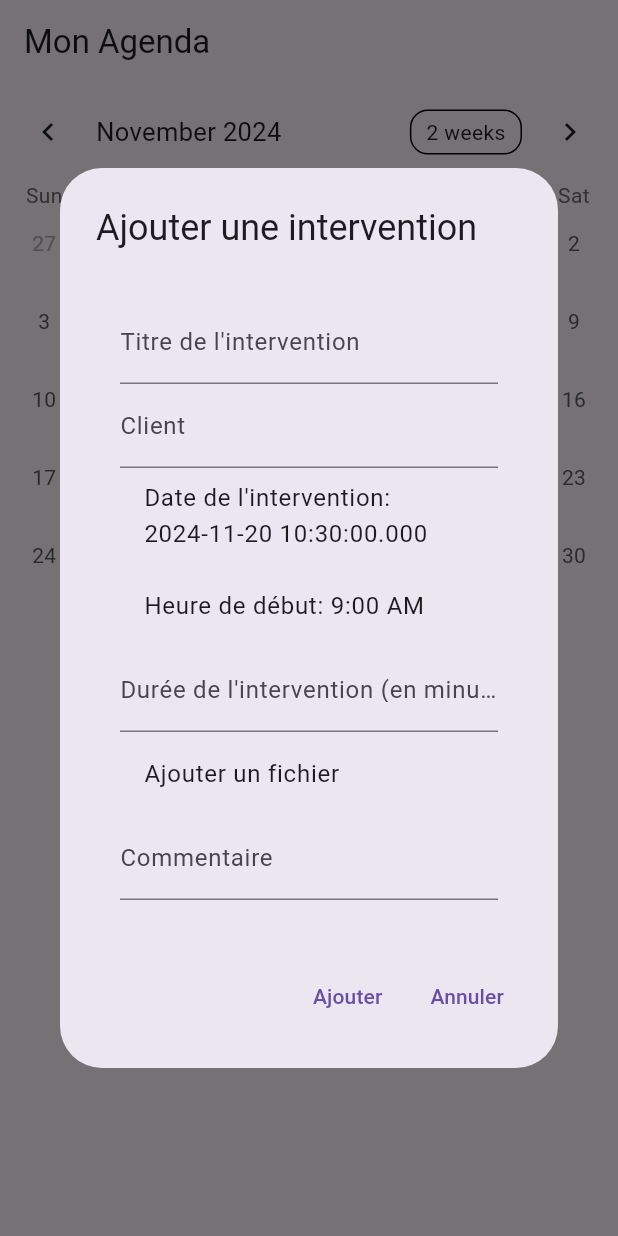
After one commit to KCBento/techplan, a Flutter app: the AgendaPage screen opened directly, after a tap on "Ajouter une intervention", on a phone screen of 412 x 824 dp. The commit adds this screen. Run offline on Flutter 3.47's test engine with Material 3 defaults, Android fonts, the phone set to English and light mode, and no system bars; drawn by our look-alikes of table_calendar; our stand-ins replace file_picker, signature, sqflite; accounts and stored records are empty.

Commit message:
Liaison bd appli

```diff
--- /dev/null
+++ b/projet_appli/lib/agenda_app.dart
@@ -0,0 +1,425 @@
+import 'package:flutter/material.dart';
+import 'package:table_calendar/table_calendar.dart';
+import 'package:file_picker/file_picker.dart';
+import 'package:signature/signature.dart'; // Import du package pour la signature électronique
+import '../database.dart';
+
+class AgendaApp extends StatelessWidget {
+  @override
+  Widget build(BuildContext context) {
+    return MaterialApp(
+      title: 'Agenda',
+      theme: ThemeData(
+        primarySwatch: Colors.blue,
+      ),
+      home: AgendaPage(),
+    );
+  }
+}
+
+class AgendaPage extends StatefulWidget {
+  @override
+  _AgendaPageState createState() => _AgendaPageState();
+}
+
+class _AgendaPageState extends State<AgendaPage> {
+  late DateTime _selectedDay;
+  late Map<DateTime, List<Intervention>> _interventions;
+
+
+  @override
+  void initState() {
+    super.initState();
+    _selectedDay = DateTime.now();
+    _interventions = {};
+    _loadInterventionsForTechnician();
+  }
+
+  Future<void> _loadInterventionsForTechnician() async {
+    int technicianId = await DatabaseHelper().getTechnicianId();
+    List<Intervention> interventions = await DatabaseHelper().fetchInterventionsForTechnician(technicianId);
+
+    setState(() {
+      _interventions.clear();
+      for (var intervention in interventions) {
+        DateTime date = DateTime(intervention.debut.year, intervention.debut.month, intervention.debut.day);
+        if (!_interventions.containsKey(date)) {
+          _interventions[date] = [];
+        }
+        _interventions[date]!.add(intervention);
+      }
+    });
+  }
+
+  @override
+  Widget build(BuildContext context) {
+    return Scaffold(
+      appBar: AppBar(
+        title: Text('Mon Agenda'),
+      ),
+      body: SingleChildScrollView(
+        child: Column(
+          children: [
+            TableCalendar<Intervention>(
+              firstDay: DateTime.now().subtract(Duration(days: 365)),
+              lastDay: DateTime.now().add(Duration(days: 365)),
+              focusedDay: _selectedDay,
+              selectedDayPredicate: (day) => isSameDay(day, _selectedDay),
+              onDaySelected: (selectedDay, focusedDay) {
+                setState(() {
+                  _selectedDay = selectedDay;
+                });
+              },
+              eventLoader: (day) {
+                final DateTime normalizedDay = DateTime(day.year, day.month, day.day);
+                return _interventions[normalizedDay] ?? [];
+              },
+            ),
+            const SizedBox(height: 8.0),
+            ElevatedButton(
+              onPressed: () => _showAddInterventionDialog(context),
+              child: Text('Ajouter une intervention'),
+            ),
+            SizedBox(
+              height: MediaQuery.of(context).size.height - 400, // Ajustez selon vos besoins
+              child: _buildInterventionList(),
+            ),
+          ],
+        ),
+      ),
+    );
+  }
+
+  Widget _buildInterventionList() {
+    final normalizedSelectedDay = DateTime(_selectedDay.year, _selectedDay.month, _selectedDay.day,);
+    final interventionsForSelectedDay = _interventions[normalizedSelectedDay] ?? [];
+    return ListView.builder(
+      itemCount: interventionsForSelectedDay.length,
+      itemBuilder: (context, index) {
+        final intervention = interventionsForSelectedDay[index];
+        return ListTile(
+          title: Text(intervention.titre),
+          subtitle: Text(
+              'Client: ${intervention.client} - Statut: ${intervention.statut}\n'
+                  'De ${intervention.debut.hour}:${intervention.debut.minute.toString().padLeft(2, '0')} '
+                  'à ${intervention.fin.hour}:${intervention.fin.minute.toString().padLeft(2, '0')}'),
+          trailing: Row(
+            mainAxisSize: MainAxisSize.min,
+            children: [
+              IconButton(
+                icon: Icon(Icons.edit),
+                onPressed: () => _showEditInterventionDialog(context, intervention),
+              ),
+              IconButton(
+                icon: Icon(Icons.delete),
+                onPressed: () => _removeIntervention(intervention),
+              ),
+              IconButton(
+                icon: Icon(Icons.check),
+                onPressed: () => _showSignatureDialog(context, intervention),
+              ),
+            ],
+          ),
+        );
+      },
+    );
+  }
+
+  void _showAddInterventionDialog(BuildContext context) {
+    final titleController = TextEditingController();
+    final clientController = TextEditingController();
+    DateTime selectedDate = _selectedDay;
+    TimeOfDay selectedStartTime = TimeOfDay(hour: 9, minute: 0);
+    Duration selectedDuration = Duration(hours: 1);
+    String? selectedFilePath;
+    String comment = '';
+
+    showDialog(
+      context: context,
+      builder: (context) {
+        return AlertDialog(
+          title: Text('Ajouter une intervention'),
+          content: SingleChildScrollView(
+            child: Padding (
+              padding: const EdgeInsets.all(16.0),
+              child : Column(
+                mainAxisSize: MainAxisSize.min,
+                children: [
+                  TextField(
+                    controller: titleController,
+                    decoration: InputDecoration(labelText: 'Titre de l\'intervention'),
+                  ),
+                  TextField(
+                    controller: clientController,
+                    decoration: InputDecoration(labelText: 'Client'),
+                  ),
+                  ListTile(
+                    title: Text('Date de l\'intervention: ${selectedDate.toLocal()}'),
+                    onTap: () {},
+                  ),
+                  ListTile(
+                    title: Text('Heure de début: ${selectedStartTime.format(context)}'),
+                    onTap: () async {
+                      final timePicked = await showTimePicker(
+                        context: context,
+                        initialTime: selectedStartTime,
+                      );
+                      if (timePicked != null) {
+                        setState(() {
+                          selectedStartTime = timePicked;
+                        });
+                      }
+                    },
+                  ),
+                  TextField(
+                    keyboardType: TextInputType.number,
+                    decoration: const InputDecoration(
+                      labelText: 'Durée de l\'intervention (en minutes)',
+                    ),
+                    onChanged: (value) {
+                      if (value.isNotEmpty) {
+                        selectedDuration = Duration(minutes: int.tryParse(value) ?? 60);
+                      }
+                    },
+                  ),
+                  ListTile(
+                    title: Text('Ajouter un fichier'),
+                    onTap: () async {
+                      FilePickerResult? result = await FilePicker.platform.pickFiles();
+                      if (result != null) {
+                        setState(() {
+                          selectedFilePath = result.files.single.path;
+                        });
+                      }
+                    },
+                  ),
+                  TextField(
+                    onChanged: (value) {
+                      comment = value;
+                    },
+                    decoration: InputDecoration(labelText: 'Commentaire'),
+                  ),
+                ],
+              ),
+            ),
+          ),
+          actions: [
+            TextButton(
+              onPressed: () {
+                final title = titleController.text;
+                final client = clientController.text;
+                if (title.isNotEmpty && client.isNotEmpty) {
+                  final startDateTime = DateTime(selectedDate.year, selectedDate.month, selectedDate.day, selectedStartTime.hour, selectedStartTime.minute);
+                  final endDateTime = startDateTime.add(selectedDuration);
+                  _addIntervention(Intervention(
+                    titre: title,
+                    client: client,
+                    statut: 'En attente',
+                    debut: startDateTime,
+                    fin: endDateTime,
+                    commentaire: comment,
+                    fichierPath: selectedFilePath,
+                  ));
+                  Navigator.of(context).pop();
+                }
+              },
+              child: Text('Ajouter'),
+            ),
+            TextButton(
+              onPressed: () => Navigator.of(context).pop(),
+              child: Text('Annuler'),
+            ),
+          ],
+        );
+      },
+    );
+  }
+
+  void _addIntervention(Intervention intervention) {
+    setState(() {
+      if (_interventions[_selectedDay] == null) {
+        _interventions[_selectedDay] = [];
+      }
+      _interventions[_selectedDay]!.add(intervention);
+    });
+
+  }
+
+  void _removeIntervention(Intervention intervention) {
+    setState(() {
+      _interventions[_selectedDay]?.remove(intervention);
+    });
+  }
+
+  void _showEditInterventionDialog(BuildContext context, Intervention intervention) {
+    final titleController = TextEditingController(text: intervention.titre);
+    final clientController = TextEditingController(text: intervention.client);
+    final statusController = TextEditingController(text: intervention.statut);
+    final durationController = TextEditingController(text: (intervention.fin.difference(intervention.debut).inMinutes).toString());
+    final commentController = TextEditingController(text: intervention.commentaire);
+    TimeOfDay selectedStartTime = TimeOfDay.fromDateTime(intervention.debut);
+
+    showDialog(
+      context: context,
+      builder: (context) {
+        return AlertDialog(
+          title: Text('Modifier l\'intervention'),
+          content: SingleChildScrollView(
+            child: Column(
+              mainAxisSize: MainAxisSize.min,
+              children: [
+                TextField(
+                  controller: titleController,
+                  decoration: InputDecoration(labelText: 'Titre de l\'intervention'),
+                ),
+                TextField(
+                  controller: clientController,
+                  decoration: InputDecoration(labelText: 'Client'),
+                ),
+                TextField(
+                  controller: statusController,
+                  decoration: InputDecoration(labelText: 'Statut'),
+                ),
+                TextField(
+                  controller: durationController,
+                  decoration: InputDecoration(labelText: 'Durée (en minutes)'),
+                  keyboardType: TextInputType.number,
+                ),
+                ListTile(
+                  title: Text('Heure de début: ${selectedStartTime.format(context)}'),
+                  onTap: () async {
+                    final timePicked = await showTimePicker(
+                      context: context,
+                      initialTime: selectedStartTime,
+                    );
+                    if (timePicked != null) {
+                      setState(() {
+                        selectedStartTime = timePicked;
+                      });
+                    }
+                  },
+                ),
+                TextField(
+                  controller: commentController,
+                  decoration: InputDecoration(labelText: 'Commentaire'),
+                ),
+              ],
+            ),
+          ),
+          actions: [
+            TextButton(
+              onPressed: () {
+                final title = titleController.text;
+                final client = clientController.text;
+                final status = statusController.text;
+                final duration = int.tryParse(durationController.text) ?? 60;
+                final comment = commentController.text;
+                final updatedIntervention = Intervention(
+                  titre: title,
+                  client: client,
+                  statut: status,
+                  debut: DateTime(intervention.debut.year, intervention.debut.month, intervention.debut.day, selectedStartTime.hour, selectedStartTime.minute),
+                  fin: DateTime(intervention.debut.year, intervention.debut.month, intervention.debut.day, selectedStartTime.hour, selectedStartTime.minute).add(Duration(minutes: duration)),
+                  commentaire: comment,
+                  fichierPath: intervention.fichierPath,
+                );
+
+                setState(() {
+                  _interventions[_selectedDay]?.remove(intervention);
+                  _interventions[_selectedDay]?.add(updatedIntervention);
+                });
+                Navigator.of(context).pop();
+                },
+                child: Text('Sauvegarder'),
+              ),
+              TextButton(
+                onPressed: () => Navigator.of(context).pop(),
+                child: Text('Annuler'),
+              ),
+          ],
+        );
+      },
+    );
+  }
+
+  void _showSignatureDialog(BuildContext context, Intervention intervention) {
+    final SignatureController _signatureController = SignatureController(
+      penStrokeWidth: 2,
+      penColor: Colors.black,
+      exportBackgroundColor: Colors.white,
+    );
+
+    showDialog(
+      context: context,
+      builder: (context) {
+        return AlertDialog(
+          title: Text('Signature de l\'intervention'),
+          content: Column(
+            mainAxisSize: MainAxisSize.min,
+            children: [
+              Container(
+                height: 200,
+                width: 300,
+                color: Colors.grey[300],
+                child: Signature(
+                  controller: _signatureController,
+                  backgroundColor: Colors.white,
+                ),
+              ),
+              TextButton(
+                onPressed: () {
+                  _signatureController.clear();
+                },
+                child: Text('Effacer la signature'),
+              ),
+            ],
+          ),
+          actions: [
+            TextButton(
+              onPressed: () async {
+                if (_signatureController.isNotEmpty) {
+                  final signature = await _signatureController.toPngBytes();
+                  if (signature != null) {
+                    setState(() {
+                      intervention.statut = 'Terminée';
+                    });
+                  }
+                  Navigator.of(context).pop();
+                } else {
+                  ScaffoldMessenger.of(context).showSnackBar(
+                    SnackBar(content: Text('Veuillez signer avant de terminer')),
+                  );
+                }
+              },
+              child: Text('Confirmer la signature'),
+            ),
+            TextButton(
+              onPressed: () => Navigator.of(context).pop(),
+              child: Text('Annuler'),
+            ),
+          ],
+        );
+      },
+    );
+  }
+}
+
+class Intervention {
+  final String titre;
+  final String client;
+  String statut;
+  final DateTime debut;
+  final DateTime fin;
+  final String commentaire;
+  final String? fichierPath;
+
+  Intervention({
+    required this.titre,
+    required this.client,
+    required this.statut,
+    required this.debut,
+    required this.fin,
+    required this.commentaire,
+    this.fichierPath,
+  });
+}
--- a/projet_appli/lib/database.dart
+++ b/projet_appli/lib/database.dart
@@ -1,5 +1,7 @@
 import 'package:path/path.dart';
 import 'package:sqflite/sqflite.dart';
+
+import 'agenda_app.dart';
 
 class DatabaseHelper {
   static final DatabaseHelper _instance = DatabaseHelper._internal();
@@ -35,13 +37,6 @@ class DatabaseHelper {
     ''');
 
     await db.execute('''
-      CREATE TABLE Signature (
-        id_Signature INTEGER PRIMARY KEY,
-        date_Signature TEXT
-      );
-    ''');
-
-    await db.execute('''
       CREATE TABLE Agenda (
         id_Agenda INTEGER PRIMARY KEY
       );
@@ -52,11 +47,10 @@ class DatabaseHelper {
         id_Technicien INTEGER PRIMARY KEY,
         Nom TEXT,
         Prenom TEXT,
+        estConnecte INTEGER DEFAULT 0,
         id_Connexion INTEGER,
-        id_Signature INTEGER,
         id_Agenda INTEGER,
         FOREIGN KEY(id_Connexion) REFERENCES Connexion(id_Connexion),
-        FOREIGN KEY(id_Signature) REFERENCES Signature(id_Signature),
         FOREIGN KEY(id_Agenda) REFERENCES Agenda(id_Agenda)
       );
     ''');
@@ -72,7 +66,6 @@ class DatabaseHelper {
       CREATE TABLE Fichier (
         id_Fichier INTEGER PRIMARY KEY,
         Lien TEXT,
-        Type_Fichier TEXT
       );
     ''');
 
@@ -80,14 +73,13 @@ class DatabaseHelper {
       CREATE TABLE Intervention (
         id_Intervention INTEGER PRIMARY KEY,
         Titre TEXT,
-        Date TEXT,
+        Date Date,
         Heure TEXT,
         Statut TEXT,
         id_Description INTEGER,
-        id_Signature INTEGER,
         id_Fichier INTEGER,
+        Client VARCHAR(100),
         FOREIGN KEY(id_Description) REFERENCES Description(id_Description),
-        FOREIGN KEY(id_Signature) REFERENCES Signature(id_Signature),
         FOREIGN KEY(id_Fichier) REFERENCES Fichier(id_Fichier)
       );
     ''');
@@ -114,14 +106,6 @@ class DatabaseHelper {
              ('Lucas', 'admin');
     ''');
 
-    // Insertion des données dans Signature
-    await db.execute('''
-      INSERT INTO Signature (date_Signature)
-      VALUES ('2024-01-01'),
-             ('2024-02-01'),
-             ('2024-03-01');
-    ''');
-
     // Insertion des données dans Agenda
     await db.execute('''
       INSERT INTO Agenda (id_Agenda)
@@ -130,10 +114,10 @@ class DatabaseHelper {
 
     // Insertion des données dans Technicien
     await db.execute('''
-      INSERT INTO Technicien (Nom, Prenom, id_Connexion, id_Signature, id_Agenda)
-      VALUES ('Decrouy', 'Aristide', 1, 1, 1),
-             ('Ghlamallah', 'Bouzid', 2, 2, 2),
-             ('Bourguet', 'Lucas', 3, 3, 3);
+      INSERT INTO Technicien (Nom, Prenom, id_Connexion, id_Agenda)
+      VALUES ('Decrouy', 'Aristide', 1, 1),
+             ('Ghlamallah', 'Bouzid', 2, 2),
+             ('Bourguet', 'Lucas', 3, 3);
     ''');
 
     // Insertion des données dans Commentaire
@@ -144,10 +128,10 @@ class DatabaseHelper {
 
     // Insertion des données dans Intervention
     await db.execute('''
-      INSERT INTO Intervention (Titre, Date, Heure, Statut, id_Description, id_Signature, id_Fichier)
-      VALUES ('Intervention 1', '2024-05-01', '10:00', 'En cours', 1, 1, 1),
-             ('Intervention 2', '2024-06-01', '11:00', 'Terminé', 2, 2, 2),
-             ('Intervention 3', '2024-07-01', '09:00', 'En attente', 3, 3, 3);
+      INSERT INTO Intervention (Titre, Date, Heure, Statut, id_Description, id_Fichier, Client)
+      VALUES ('Intervention 1', '2024-11-01', '10:00', 'En cours', 1, 1, 'Paul'),
+             ('Intervention 2', '2024-06-01', '11:00', 'Terminé', 2, 2, 'Lorenzo'),
+             ('Intervention 3', '2024-07-01', '09:00', 'En attente', 3, 3, 'Valentin');
     ''');
 
     // Insertion des données dans Contenir
@@ -161,7 +145,7 @@ class DatabaseHelper {
 
 
   // Obtenir les techniciens avec leurs connexions
-  Future<List<Map<String, dynamic>>> obtenirTechniciens() async {
+  Future<List<Map<String, dynamic>>> getTechnicians() async {
     Database db = await database;
     return await db.rawQuery('''
       SELECT Technicien.Nom, Technicien.Prenom, Connexion.Login, Connexion.Mot_De_Passe
@@ -171,16 +155,119 @@ class DatabaseHelper {
     ''');
   }
 
-  Future<bool> verifierIdentifiants(String login, String motDePasse) async {
+  Future<bool> checkConnection(String login, String password) async {
     Database db = await database;
     List<Map<String, dynamic>> result = await db.rawQuery(
       '''
     SELECT * FROM Connexion
     WHERE Login = ? AND Mot_De_Passe = ?
     ''',
-      [login, motDePasse],
+      [login, password],
     );
     return result.isNotEmpty; // Retourne true si un utilisateur est trouvé
+  }
+
+  Future<List<Intervention>> fetchInterventionsForTechnician(int technicianId) async {
+    Database db = await database;
+    List<Map<String, dynamic>> result = await db.rawQuery(
+      '''
+    SELECT Intervention.Titre, Intervention.Date, Intervention.Heure, Intervention.Statut, Description.contenu, Fichier.lien, Intervention.Client
+    FROM Intervention
+    INNER JOIN Contenir ON Contenir.id_Intervention = Intervention.id_Intervention
+    INNER JOIN Agenda ON Agenda.id_Agenda = Contenir.id_Agenda
+    INNER JOIN Technicien ON Technicien.id_Agenda = Agenda.id_Agenda
+    LEFT JOIN Description ON Description.id_Description = Intervention.id_Description
+    LEFT JOIN Fichier ON Fichier.id_Fichier = Intervention.id_Fichier
+    WHERE Technicien.id_Technicien = ?;
+    ''',
+      [technicianId],
+    );
+
+    List<Intervention> interventions = result.map((map) {
+      return Intervention(
+        titre: map['Titre'],
+        client: map['Client'],
+        statut: map['Statut'],
+        debut: DateTime.parse(map['Date'] + ' ' + map['Heure']), // Fusionne la date et l'heure
+        fin: DateTime.parse(map['Date'] + ' ' + map['Heure']).add(Duration(hours: 1)), // Exemple d'ajout d'une heure pour la fin
+        commentaire: map['contenu'],
+        fichierPath: map['lien'],
+      );
+    }).toList();
+
+    return interventions;
+  }
+
+  Future<void> updateTechnicianLoginStatus(int technicianId) async {
+    Database db = await database;
+
+    // Connecter le technicien spécifique
+    await db.rawUpdate(
+      'UPDATE Technicien SET estConnecte = 1 WHERE id_Technicien = ?',
+      [technicianId],
+    );
+  }
+
+
+  Future<int> getTechnicianId() async {
+    Database db = await database; // Accès à votre instance SQLite
+
+    List<Map<String, dynamic>> result = await db.rawQuery(
+        'SELECT id_Technicien FROM Technicien WHERE estConnecte = ? LIMIT 1',
+        [1]
+    );
+
+    if (result.isNotEmpty) {
+      return result.first['id_Technicien'] as int; // Retourne l'ID du technicien connecté
+    } else {
+      throw Exception('Technicien non trouvé ou non connecté.');
+    }
+  }
+
+  Future<int> getTechnicianIdByCredentials(String username, String password) async {
+    Database db = await database;
+
+    // Requête pour vérifier les identifiants
+    List<Map<String, dynamic>> result = await db.rawQuery(
+      '''
+      SELECT id_Technicien FROM Technicien
+      INNER JOIN Connexion ON Connexion.id_Connexion = Technicien.id_Connexion
+      WHERE Login = ? AND Mot_De_Passe = ?
+      LIMIT 1
+      ''',
+      [username, password]
+    );
+
+    // Si un technicien est trouvé, retourner son ID
+    return result.first['id_Technicien'] as int;
+
+
+  }
+
+  Future<void> addInterventionFromTechnician(int technicianId, Intervention intervention) async {
+    Database db = await database;
+
+    await db.rawUpdate('''
+      INSERT INTO Description (contenu)
+      VALUES (?),
+      ''',
+      [intervention.commentaire]
+    );
+
+    await db.rawUpdate('''
+      INSERT INTO Fichier (Lien)
+      VALUES (?),
+      ''',
+        [intervention.fichierPath.toString()]
+    );
+
+    await db.rawUpdate('''
+      INSERT INTO Intervention (Titre, Date, Heure, Statut, id_Description, id_Fichier, Client)
+      VALUES (?, ?, ?, ?, 1, 1, ?),
+      ''',
+      [intervention.titre, DateTime(intervention.debut.year, intervention.debut.month, intervention.debut.day),
+        DateTime(intervention.debut.hour, intervention.debut.minute), intervention.statut, intervention.client]
+    );
   }
 
 
--- a/projet_appli/lib/main.dart
+++ b/projet_appli/lib/main.dart
@@ -1,8 +1,8 @@
 import 'package:flutter/material.dart';
-import 'package:projet_appli/pages/add_event_page.dart';
+import 'package:mon_agenda/pages/add_event_page.dart';
 /*import 'package:projet_appli/pages/home_page.dart';*/
 
-import 'database.dart';
+
 
 
 void main() {
--- a/projet_appli/pubspec.yaml
+++ b/projet_appli/pubspec.yaml
@@ -1,4 +1,4 @@
-name: projet_appli
+name: mon_agenda
 description: "A new Flutter project."
 # The following line prevents the package from being accidentally published to
 # pub.dev using `flutter pub publish`. This is preferred for private packages.
@@ -48,7 +48,8 @@ dev_dependencies:
   # rules and activating additional ones.
   flutter_lints: ^4.0.0
   table_calendar: ^3.0.8
-
+  file_picker: ^5.0.1
+  signature: ^5.0.1
   intl: ^0.18.0  # Ajoutez cette ligne
 
 # For information on the generic Dart part of this file, see the
```
Also changed, not shown: projet_appli/lib/pages/add_event_page.dart (+20 -4 lines), projet_appli/pubspec.lock, 1 other file.
